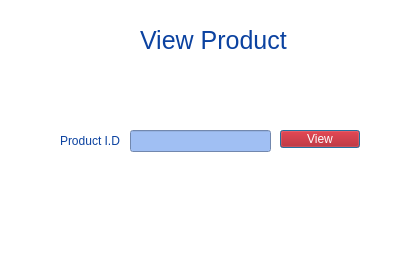
The window that Bhitti/viewproduct.ui (BigyaDhungana/Bhitti_v2) describes before a commit, drawn with Qt 5.
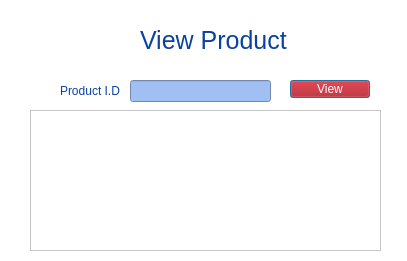
The same window after the commit. Icons and pictures are not drawn.

What changed in the file:
```diff
--- a/Bhitti/viewproduct.ui
+++ b/Bhitti/viewproduct.ui
@@ -22,7 +22,7 @@
     <rect>
      <x>140</x>
      <y>20</y>
-     <width>151</width>
+     <width>191</width>
      <height>41</height>
     </rect>
    </property>
@@ -65,7 +65,7 @@
    <property name="geometry">
     <rect>
      <x>130</x>
-     <y>130</y>
+     <y>80</y>
      <width>141</width>
      <height>22</height>
     </rect>
@@ -77,8 +77,8 @@
   <widget class="QPushButton" name="pushButton">
    <property name="geometry">
     <rect>
-     <x>280</x>
-     <y>130</y>
+     <x>290</x>
+     <y>80</y>
      <width>80</width>
      <height>18</height>
     </rect>
@@ -100,7 +100,7 @@
    <property name="geometry">
     <rect>
      <x>60</x>
-     <y>130</y>
+     <y>80</y>
      <width>61</width>
      <height>21</height>
     </rect>
@@ -121,6 +121,16 @@
     <string>Product I.D</string>
    </property>
   </widget>
+  <widget class="QTableView" name="tableView">
+   <property name="geometry">
+    <rect>
+     <x>30</x>
+     <y>110</y>
+     <width>351</width>
+     <height>141</height>
+    </rect>
+   </property>
+  </widget>
  </widget>
  <resources/>
  <connections/>
```
